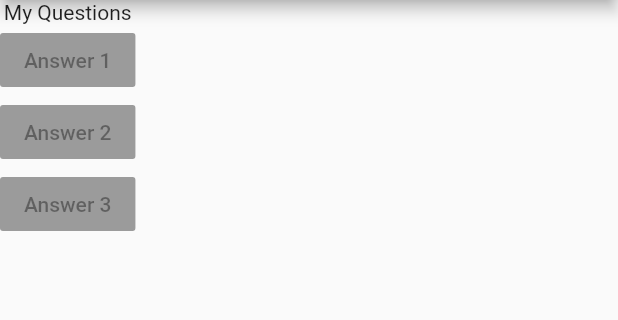
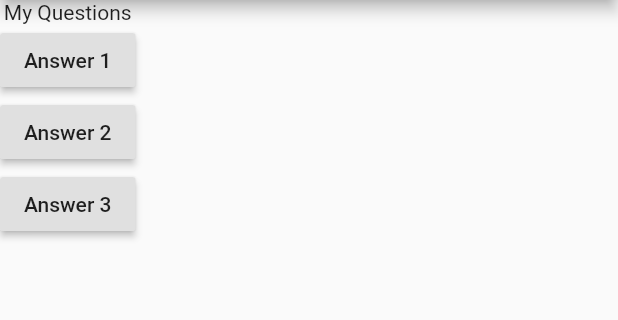
Before and after one commit to fintico/flutter_tutorial, a Flutter app: the screen it shows after launch, on a phone screen of 412 x 824 dp, the part 84-404 px from its top. Run offline on Flutter 3.47's test engine with Material 2 defaults, Android fonts, the phone set to English and light mode, and no system bars.

Commit message:
Agregando widget anidados
Hasta aca hemos creado una lista de botonos y hemos aprendido a darles comportamiento

```diff
--- a/lib/main.dart
+++ b/lib/main.dart
@@ -3,6 +3,9 @@ import 'package:flutter/material.dart';
 void main() => runApp(MyApp());
 
 class MyApp extends StatelessWidget {
+  void myAnswerQuestion(){
+    print('Answer 1 chosen!');
+  }
   // This widget is the root of your application.
   @override
   Widget build(BuildContext context) {
@@ -16,9 +19,12 @@ class MyApp extends StatelessWidget {
           body: Column(
             children: <Widget>[
               Text('My Questions'),
-              RaisedButton(child: Text('Answer 1'), onPressed: null,),
-              RaisedButton(child: Text('Answer 2'), onPressed: null,),
-              RaisedButton(child: Text('Answer 3'), onPressed: null,),
+              RaisedButton(child: Text('Answer 1'), onPressed: myAnswerQuestion,),
+              RaisedButton(child: Text('Answer 2'), onPressed: () => print('Answer 2 chosen!'),),
+              RaisedButton(child: Text('Answer 3'), onPressed: (){
+                //codigo necesario
+                print('Answer 3 chosen!');
+              },),
             ],
           )),
     );
```
